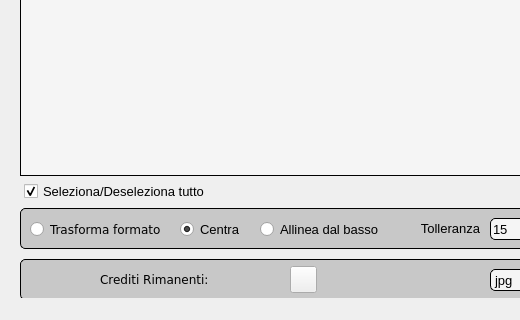
The window that WindowWidgets/MainWindow/mainwindow.ui (RobertoRomolini/FotoMaster) describes before a commit, drawn with Qt 5; both pictures show x 0 to 520 and y 400 to 720 of the 1270 by 720 pixel window.
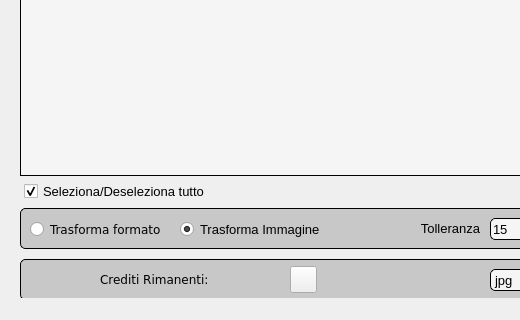
The same window after the commit. Icons and pictures are not drawn. Custom widgets are drawn as their Qt base class.

Commit message: Remove button from GUI

Diff of the .ui file:
```diff
--- a/WindowWidgets/MainWindow/mainwindow.ui
+++ b/WindowWidgets/MainWindow/mainwindow.ui
@@ -1065,7 +1065,7 @@
      <rect>
       <x>180</x>
       <y>583</y>
-      <width>61</width>
+      <width>151</width>
       <height>20</height>
      </rect>
     </property>
@@ -1078,7 +1078,7 @@
      <string>&lt;html&gt;&lt;head/&gt;&lt;body&gt;&lt;p align=&quot;justify&quot;&gt;Centra l'immagine inserendola in un riquadro con l'aspect ratio inserito nelle opzioni&lt;/p&gt;&lt;/body&gt;&lt;/html&gt;</string>
     </property>
     <property name="text">
-     <string>Centra</string>
+     <string>Trasforma Immagine</string>
     </property>
     <property name="checked">
      <bool>true</bool>
@@ -1309,33 +1309,6 @@
      <string/>
     </property>
    </widget>
-   <widget class="QRadioButtonCustom" name="allineaBasso">
-    <property name="geometry">
-     <rect>
-      <x>260</x>
-      <y>583</y>
-      <width>121</width>
-      <height>20</height>
-     </rect>
-    </property>
-    <property name="font">
-     <font>
-      <pointsize>10</pointsize>
-     </font>
-    </property>
-    <property name="toolTip">
-     <string>&lt;html&gt;&lt;head/&gt;&lt;body&gt;&lt;p align=&quot;justify&quot;&gt;Allinea l'immagine al basso inserendola in un riquadro con l'aspect ratio inserito nelle opzioni&lt;/p&gt;&lt;/body&gt;&lt;/html&gt;</string>
-    </property>
-    <property name="text">
-     <string>Allinea dal basso</string>
-    </property>
-    <property name="checked">
-     <bool>false</bool>
-    </property>
-    <attribute name="buttonGroup">
-     <string notr="true">trasformaImmaginiGroup</string>
-    </attribute>
-   </widget>
    <zorder>opzioniTabellaBox</zorder>
    <zorder>trasformaImmaginiBox</zorder>
    <zorder>sostituisciRapidoBox</zorder>
```
Left out of the diff: 1 changed line with no effect on the pictures.
